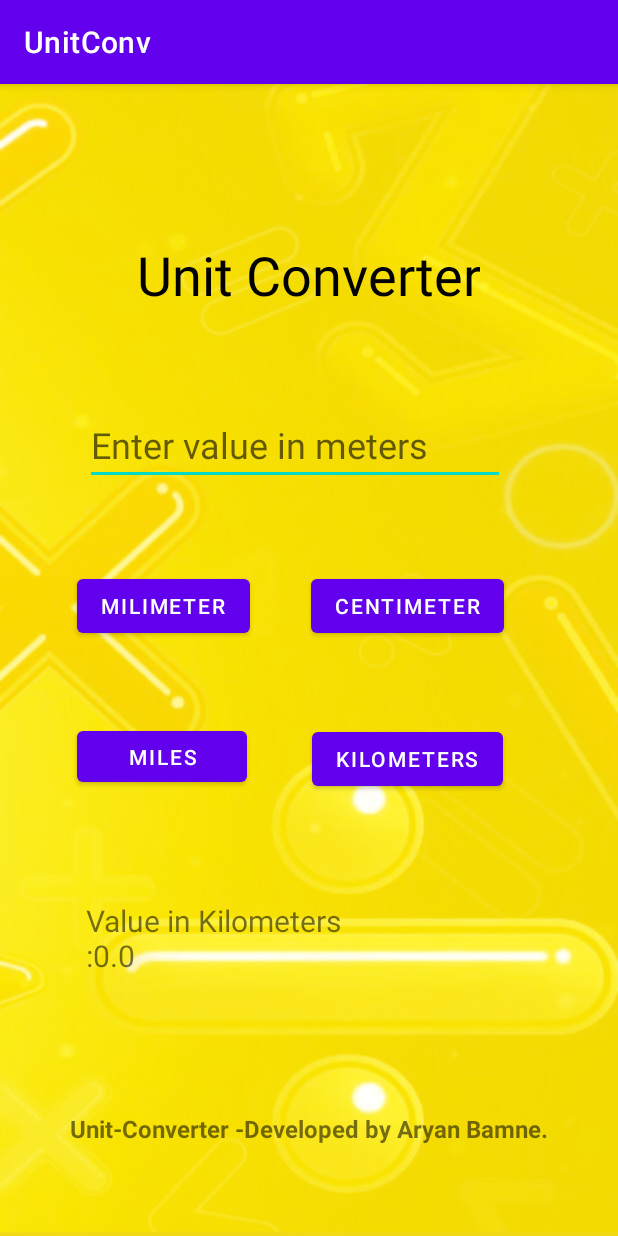
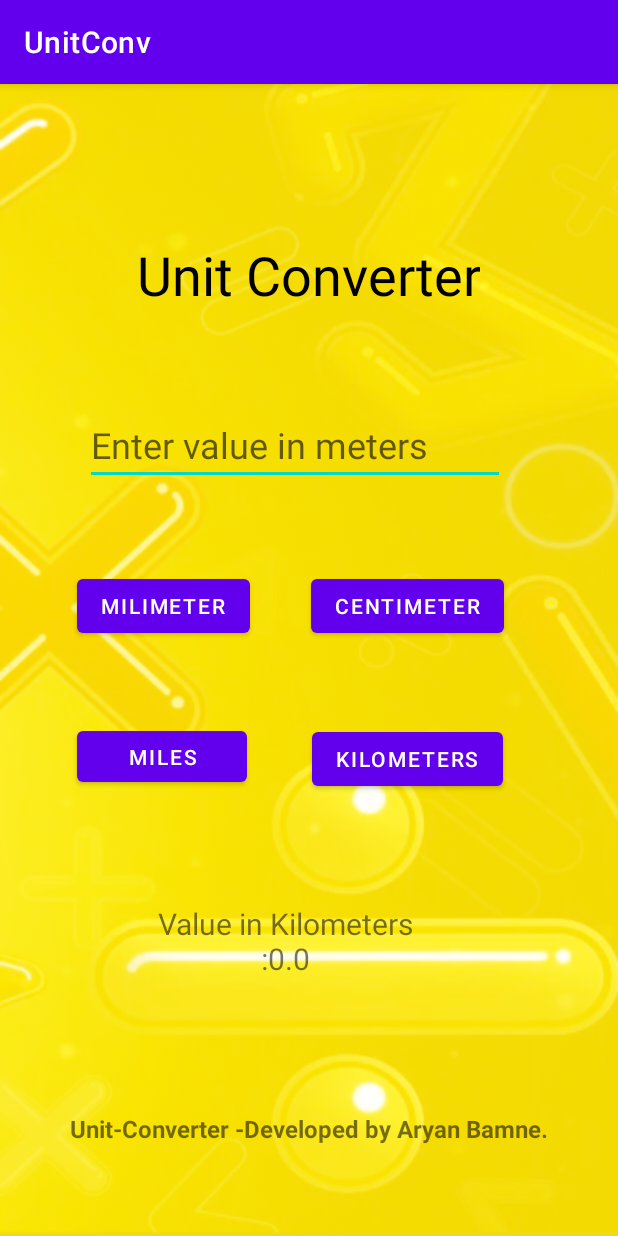
Before and after one commit to aryanb69/TXON, an Android app: the screen it shows after launch (MainActivity), after a tap on "KILOMETERS", on a phone screen of 412 x 824 dp. Run offline under Robolectric (Android 15) with nearby library versions, the phone set to English and light mode, and no system bars; 1 statement that could not run was skipped; 1 other tap on this screen came first.

Commit message:
changed alignment

```diff
--- a/app/src/main/res/layout/activity_main.xml
+++ b/app/src/main/res/layout/activity_main.xml
@@ -93,13 +93,14 @@
         android:layout_width="wrap_content"
         android:layout_height="wrap_content"
         android:width="200sp"
+        android:textAlignment="center"
         android:textSize="20sp"
         app:layout_constraintBottom_toBottomOf="parent"
         app:layout_constraintEnd_toEndOf="parent"
-        app:layout_constraintHorizontal_bias="0.27"
+        app:layout_constraintHorizontal_bias="0.426"
         app:layout_constraintStart_toStartOf="parent"
         app:layout_constraintTop_toTopOf="parent"
-        app:layout_constraintVertical_bias="0.758" />
+        app:layout_constraintVertical_bias="0.761" />
 
     <TextView
         android:id="@+id/Aryan"
```
